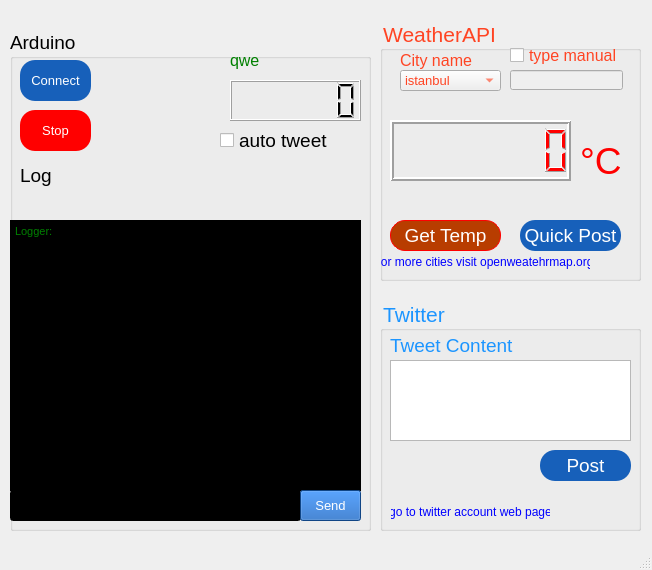
avni25/twit-ard-con, file MainWindow.ui: the form before one commit.
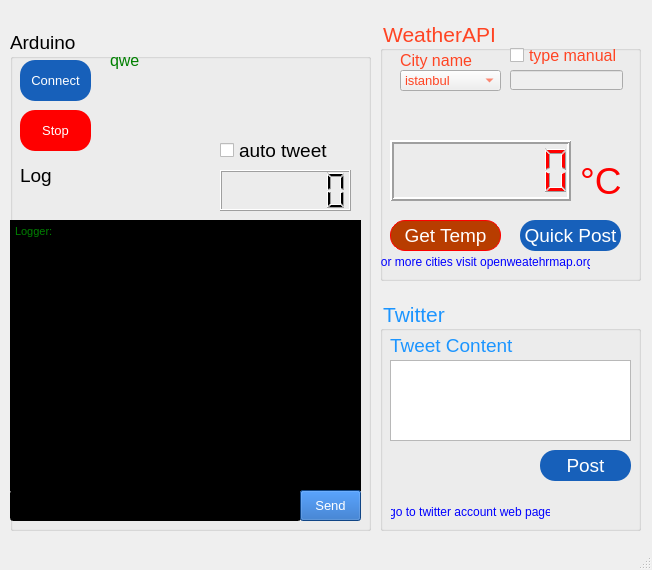
The form after the commit. Icons and pictures are not drawn.

Diff of the .ui file:
```diff
--- a/MainWindow.ui
+++ b/MainWindow.ui
@@ -172,7 +172,7 @@
      <property name="geometry">
       <rect>
        <x>10</x>
-       <y>100</y>
+       <y>120</y>
        <width>181</width>
        <height>61</height>
       </rect>
@@ -386,7 +386,7 @@
      <property name="geometry">
       <rect>
        <x>200</x>
-       <y>120</y>
+       <y>140</y>
        <width>41</width>
        <height>41</height>
       </rect>
@@ -432,7 +432,7 @@
      <property name="geometry">
       <rect>
        <x>10</x>
-       <y>100</y>
+       <y>90</y>
        <width>101</width>
        <height>21</height>
       </rect>
@@ -613,9 +613,9 @@
      </property>
      <property name="geometry">
       <rect>
-       <x>220</x>
+       <x>100</x>
        <y>20</y>
-       <width>131</width>
+       <width>111</width>
        <height>21</height>
       </rect>
      </property>
@@ -687,8 +687,8 @@
     <widget class="QLCDNumber" name="lcd_ard">
      <property name="geometry">
       <rect>
-       <x>220</x>
-       <y>50</y>
+       <x>210</x>
+       <y>140</y>
        <width>131</width>
        <height>41</height>
       </rect>
@@ -742,7 +742,7 @@
      <property name="geometry">
       <rect>
        <x>330</x>
-       <y>100</y>
+       <y>110</y>
        <width>21</width>
        <height>21</height>
       </rect>
@@ -767,7 +767,7 @@
      <property name="geometry">
       <rect>
        <x>210</x>
-       <y>100</y>
+       <y>110</y>
        <width>111</width>
        <height>21</height>
       </rect>
```
